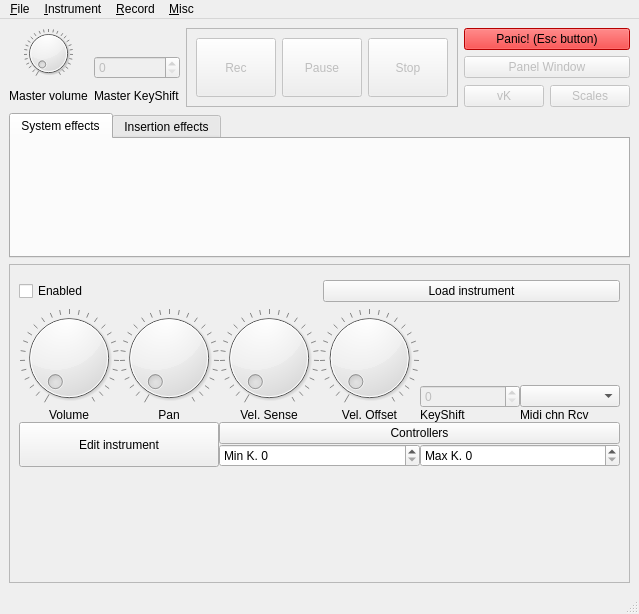
Old version of the form src/NewUI/MasterUI.ui in the repository saidinesh5/ZynAddSubFX.
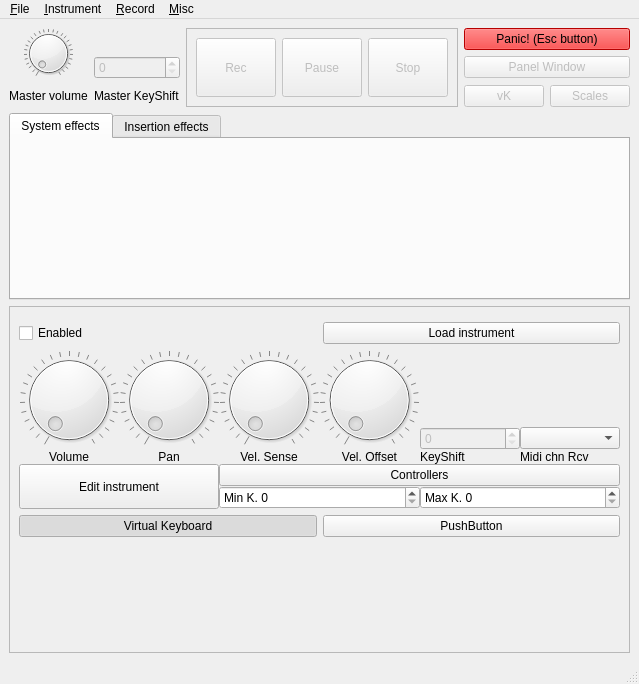
New version of the form. Custom widgets are drawn as their Qt base class.

Commit message: a bit of refactoring on keyboard. added a toggle-button for virtual keyboard

```diff
--- a/src/NewUI/MasterUI.ui
+++ b/src/NewUI/MasterUI.ui
@@ -7,7 +7,7 @@
     <x>0</x>
     <y>0</y>
     <width>620</width>
-    <height>614</height>
+    <height>684</height>
    </rect>
   </property>
   <property name="windowTitle">
@@ -887,6 +887,30 @@
          </layout>
         </widget>
        </item>
+       <item>
+        <layout class="QHBoxLayout" name="horizontalLayout_3">
+         <item>
+          <widget class="QPushButton" name="pushButton_8">
+           <property name="text">
+            <string>Virtual Keyboard</string>
+           </property>
+           <property name="checkable">
+            <bool>true</bool>
+           </property>
+           <property name="checked">
+            <bool>true</bool>
+           </property>
+          </widget>
+         </item>
+         <item>
+          <widget class="QPushButton" name="pushButton_9">
+           <property name="text">
+            <string>PushButton</string>
+           </property>
+          </widget>
+         </item>
+        </layout>
+       </item>
        <item>
         <widget class="Keyboard" name="keyboard" native="true">
          <property name="minimumSize">
```
Left out of the diff: 24 changed lines with no effect on the pictures. The commit also changes 2 other files.
